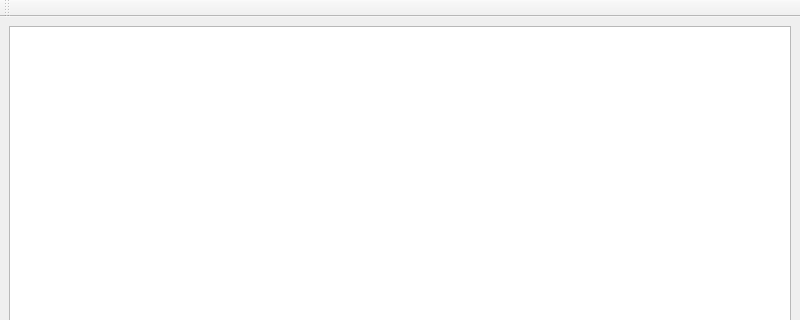
Old version of the form src/procexp/mainwindow.ui in the repository Wenzel/linux-sysinternals; both pictures show x 0 to 800 and y 0 to 320 of the 800 by 600 pixel window.
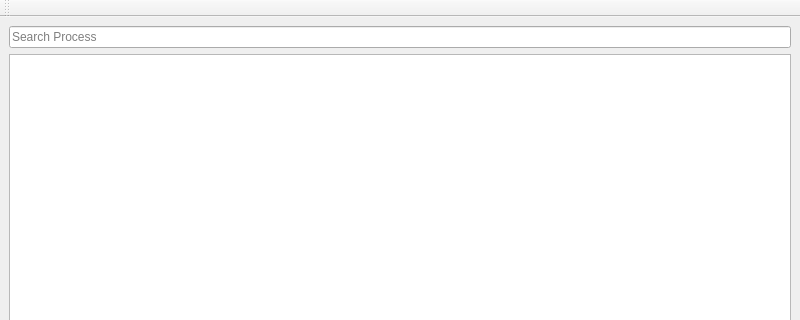
New version of the form.

Diff of the .ui file:
```diff
--- a/src/procexp/mainwindow.ui
+++ b/src/procexp/mainwindow.ui
@@ -15,7 +15,7 @@
   </property>
   <widget class="QWidget" name="centralwidget">
    <layout class="QGridLayout" name="gridLayout">
-    <item row="0" column="0">
+    <item row="1" column="0">
      <widget class="QTreeView" name="treeView_process">
       <property name="editTriggers">
        <set>QAbstractItemView::NoEditTriggers</set>
@@ -29,6 +29,9 @@
       <property name="rootIsDecorated">
        <bool>true</bool>
       </property>
+      <property name="sortingEnabled">
+       <bool>true</bool>
+      </property>
       <attribute name="headerDefaultSectionSize">
        <number>150</number>
       </attribute>
@@ -37,6 +40,16 @@
       </attribute>
      </widget>
     </item>
+    <item row="0" column="0">
+     <widget class="QLineEdit" name="lineEdit_search">
+      <property name="inputMask">
+       <string/>
+      </property>
+      <property name="placeholderText">
+       <string>Search Process</string>
+      </property>
+     </widget>
+    </item>
    </layout>
   </widget>
   <widget class="QMenuBar" name="menubar">
```
